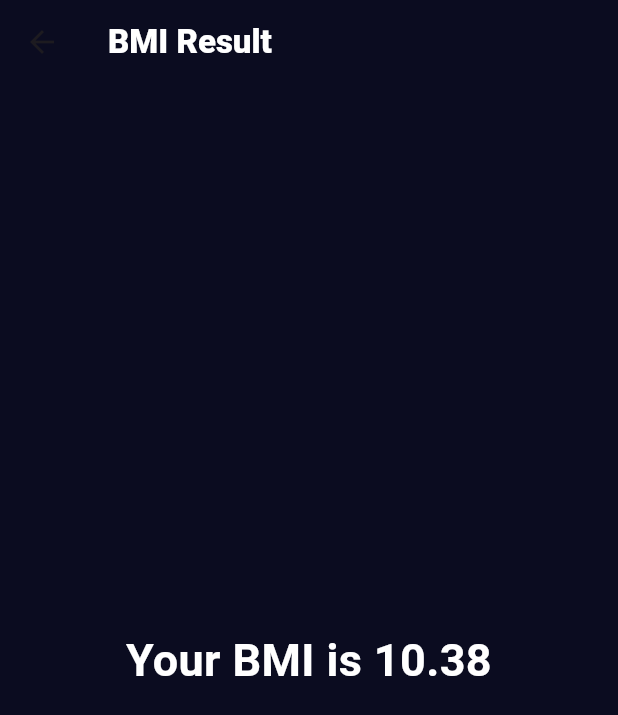
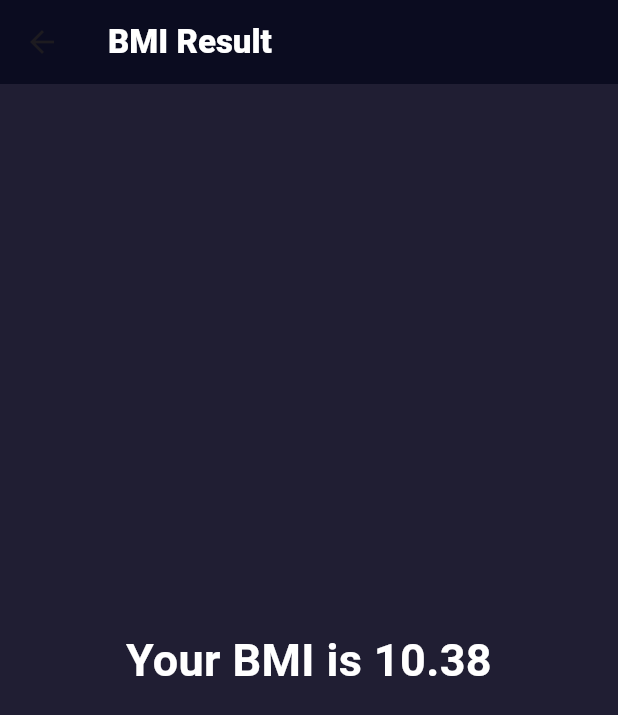
Before and after one commit to asmaayahya/BMI_Calculator_flutter, a Flutter app: the screen it shows after launch, after a tap on "Calculate", on a phone screen of 412 x 824 dp. Shown: the top 715 px of the screen. Run offline on Flutter 3.47's test engine with Material 3 defaults, Android fonts, the phone set to English and light mode, and no system bars.

Commit message:
Update result_screen.dart

```diff
--- a/lib/pages/result_screen.dart
+++ b/lib/pages/result_screen.dart
@@ -10,7 +10,7 @@ class ResultScreen extends StatelessWidget {
   @override
   Widget build(BuildContext context) {
     return Scaffold(
-      backgroundColor: Color(0xFF0B0C20),
+      backgroundColor: Color(0xFF201E33),
       appBar: AppBar(
         backgroundColor: Color(0xFF0B0C20),
         title: Text(
```
